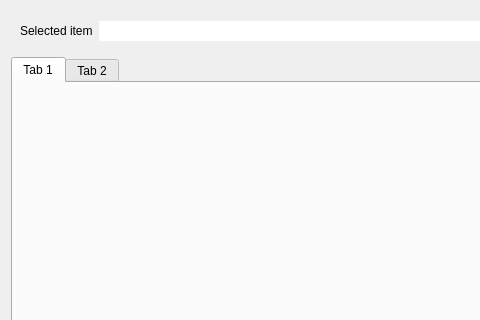
Qt form src/plugins/qmldesigner/components/annotationeditor/annotationeditordialog.ui (qt-creator/qt-creator) before a commit; both pictures show x 0 to 480 and y 0 to 320 of the 1344 by 819 pixel window.
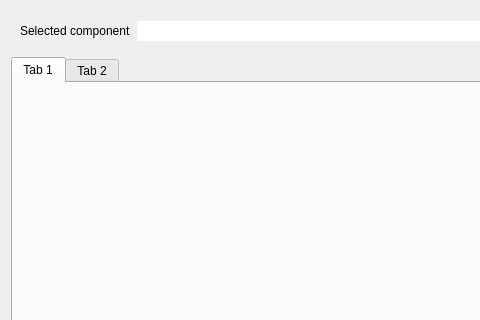
The same form after that commit.

Commit message:
QDS Components: Replace "item" with "component" in UI text
Task-number: QDS-3778

The edit to the form file:
```diff
--- a/src/plugins/qmldesigner/components/annotationeditor/annotationeditordialog.ui
+++ b/src/plugins/qmldesigner/components/annotationeditor/annotationeditordialog.ui
@@ -22,7 +22,7 @@
         <item>
          <widget class="QLabel" name="targetIdLabel">
           <property name="text">
-           <string>Selected item</string>
+           <string>Selected component</string>
           </property>
          </widget>
         </item>
```
The commit also changes 10 other files.
